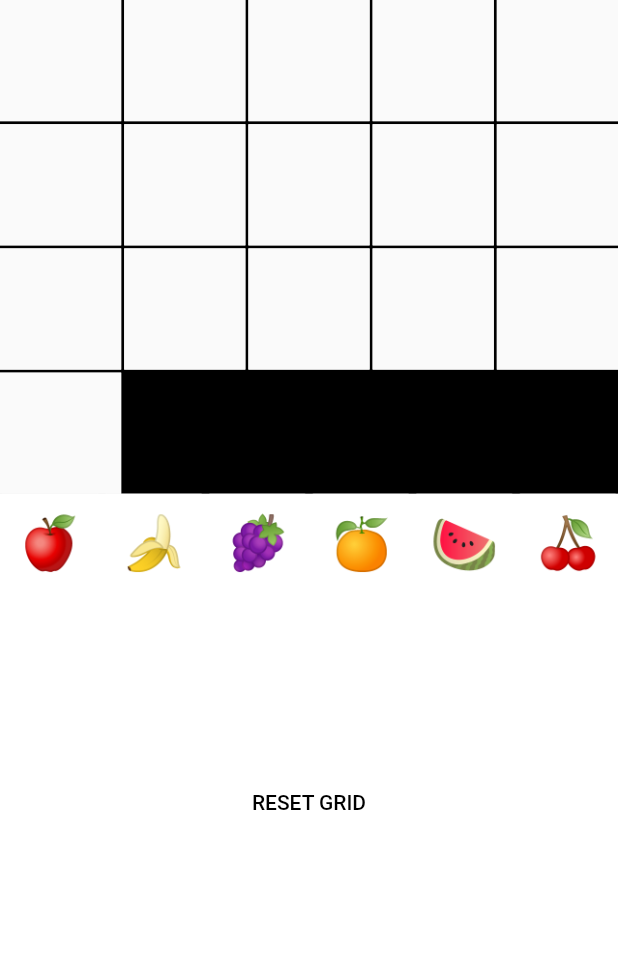
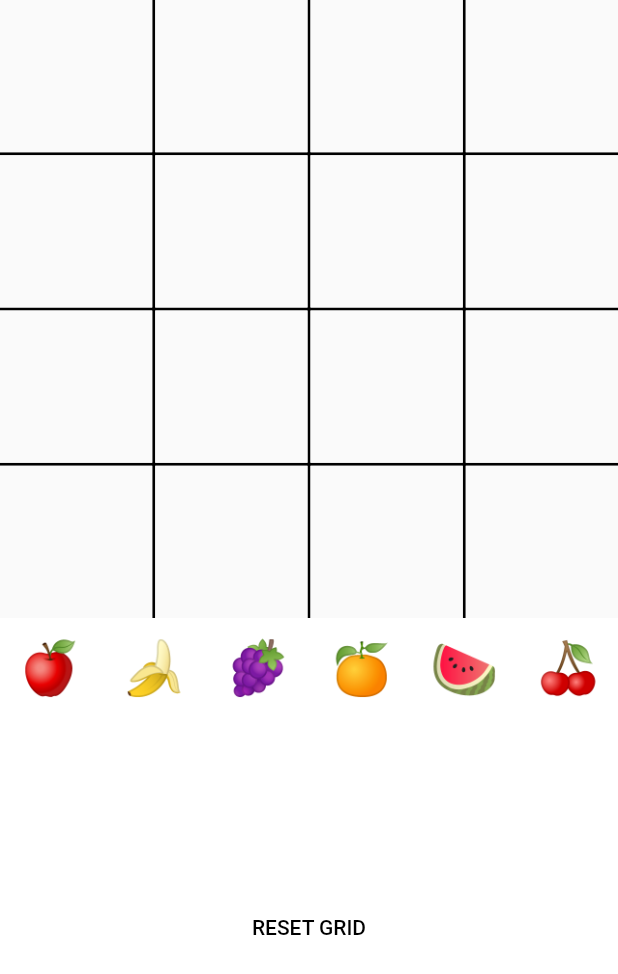
Before and after one commit to theogz/perfect-match-companion, a Flutter app: the screen it shows after launch, on a phone screen of 412 x 824 dp. Shown: the top 974 px of the screen. Run offline on Flutter 3.47's test engine with Material 2 defaults, Android fonts, the light colour scheme and no system bars.

Commit message:
:wrench: sized properly

```diff
--- a/lib/homepage.dart
+++ b/lib/homepage.dart
@@ -45,7 +45,7 @@ class _HomePageState extends State<HomePage> {
               color: Colors.white,
               child: Material(
                 child: Center(
-                    child: Text(entry.value, style: TextStyle(fontSize: 25))),
+                    child: Text(entry.value, style: TextStyle(fontSize: 50))),
               ),
             ),
           ),
@@ -83,7 +83,7 @@ class _HomePageState extends State<HomePage> {
             gridDelegate: SliverGridDelegateWithFixedCrossAxisCount(
               crossAxisSpacing: 2,
               mainAxisSpacing: 2,
-              crossAxisCount: 5,
+              crossAxisCount: 4,
             ),
             children: tiles,
           ),
```
